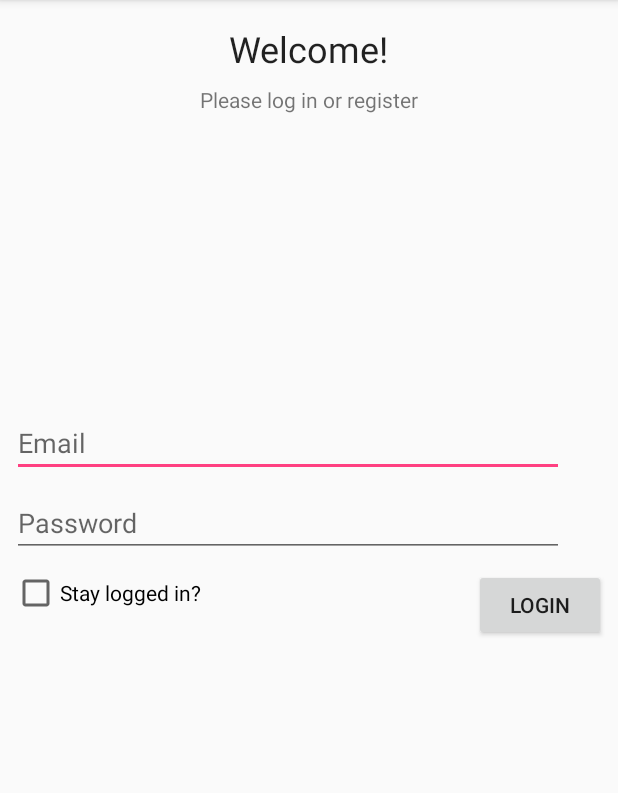
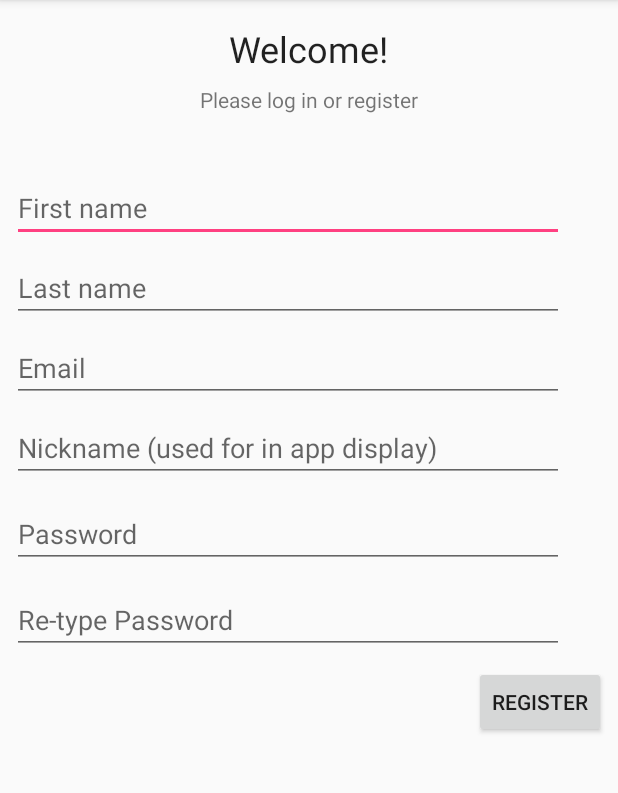
Before and after one commit to RedArmadillo/AndroidChatApp, an Android app: the screen it shows after launch (MainActivity), on a phone screen of 412 x 824 dp, the part 84-877 px from its top. Run offline under Robolectric (Android 15) with nearby library versions, the phone set to English and light mode, and no system bars.

Commit message:
Register fragment added. Main Activity starts with Register screen for testing.

```diff
--- a/app/src/main/java/group7/tcss450/uw/edu/chatapp/MainActivity.java
+++ b/app/src/main/java/group7/tcss450/uw/edu/chatapp/MainActivity.java
@@ -17,7 +17,7 @@ public class MainActivity extends AppCompatActivity {
         if(savedInstanceState == null) {
             if (findViewById(R.id.fragmentContainer) != null) {
                 getSupportFragmentManager().beginTransaction()
-                        .add(R.id.fragmentContainer, new LoginFragment())
+                        .add(R.id.fragmentContainer, new RegisterFragment())
                         .commit();
             }
         }
--- /dev/null
+++ b/app/src/main/java/group7/tcss450/uw/edu/chatapp/RegisterFragment.java
@@ -0,0 +1,29 @@
+package group7.tcss450.uw.edu.chatapp;
+
+
+import android.os.Bundle;
+import android.support.v4.app.Fragment;
+import android.view.LayoutInflater;
+import android.view.View;
+import android.view.ViewGroup;
+
+
+/**
+ * A simple {@link Fragment} subclass.
+ */
+public class RegisterFragment extends Fragment {
+
+
+    public RegisterFragment() {
+        // Required empty public constructor
+    }
+
+
+    @Override
+    public View onCreateView(LayoutInflater inflater, ViewGroup container,
+                             Bundle savedInstanceState) {
+        // Inflate the layout for this fragment
+        return inflater.inflate(R.layout.fragment_register, container, false);
+    }
+
+}
--- /dev/null
+++ b/app/src/main/res/layout/fragment_register.xml
@@ -0,0 +1,117 @@
+<?xml version="1.0" encoding="utf-8"?>
+<android.support.constraint.ConstraintLayout xmlns:android="http://schemas.android.com/apk/res/android"
+    xmlns:app="http://schemas.android.com/apk/res-auto"
+    xmlns:tools="http://schemas.android.com/tools"
+    android:id="@+id/registerLayout"
+    android:layout_width="match_parent"
+    android:layout_height="match_parent"
+    tools:context=".RegisterFragment">
+
+
+    <TextView
+        android:id="@+id/welcome"
+        android:layout_width="wrap_content"
+        android:layout_height="wrap_content"
+        android:layout_marginTop="16dp"
+        android:text="@string/welcome"
+        android:textAppearance="@style/TextAppearance.AppCompat.Headline"
+        app:layout_constraintEnd_toEndOf="parent"
+        app:layout_constraintHorizontal_bias="0.5"
+        app:layout_constraintStart_toStartOf="parent"
+        app:layout_constraintTop_toTopOf="parent" />
+
+
+    <TextView
+        android:id="@+id/loginMsg"
+        android:layout_width="wrap_content"
+        android:layout_height="wrap_content"
+        android:layout_marginTop="8dp"
+        android:text="@string/loginMsg"
+        app:layout_constraintEnd_toEndOf="parent"
+        app:layout_constraintHorizontal_bias="0.5"
+        app:layout_constraintStart_toStartOf="parent"
+        app:layout_constraintTop_toBottomOf="@+id/welcome" />
+
+    <EditText
+        android:id="@+id/registerFName"
+        android:layout_width="368dp"
+        android:layout_height="wrap_content"
+        android:layout_marginStart="8dp"
+        android:layout_marginTop="40dp"
+        android:ems="10"
+        android:hint="@string/registerFName"
+        android:inputType="textPersonName"
+        app:layout_constraintStart_toStartOf="parent"
+        app:layout_constraintTop_toBottomOf="@+id/loginMsg" />
+
+
+    <EditText
+        android:id="@+id/registerEmail"
+        android:layout_width="368dp"
+        android:layout_height="wrap_content"
+        android:layout_marginStart="8dp"
+        android:layout_marginTop="8dp"
+        android:ems="10"
+        android:hint="@string/loginEmail"
+        android:inputType="textPersonName"
+        app:layout_constraintStart_toStartOf="parent"
+        app:layout_constraintTop_toBottomOf="@+id/registerLName" />
+
+    <EditText
+        android:id="@+id/registerLName"
+        android:layout_width="368dp"
+        android:layout_height="wrap_content"
+        android:layout_marginStart="8dp"
+        android:layout_marginTop="8dp"
+        android:ems="10"
+        android:hint="@string/registerLName"
+        android:inputType="textPersonName"
+        app:layout_constraintStart_toStartOf="parent"
+        app:layout_constraintTop_toBottomOf="@+id/registerFName" />
+
+    <EditText
+        android:id="@+id/registerNickname"
+        android:layout_width="368dp"
+        android:layout_height="wrap_content"
+        android:layout_marginStart="8dp"
+        android:layout_marginTop="8dp"
+        android:ems="10"
+        android:hint="@string/nickname"
+        android:inputType="textPersonName"
+        app:layout_constraintStart_toStartOf="parent"
+        app:layout_constraintTop_toBottomOf="@+id/registerEmail" />
+
+    <EditText
+        android:id="@+id/registerPW1"
+        android:layout_width="368dp"
+        android:layout_height="wrap_content"
+        android:layout_marginStart="8dp"
+        android:layout_marginTop="12dp"
+        android:ems="10"
+        android:hint="@string/loginPassword"
+        android:inputType="textPassword"
+        app:layout_constraintStart_toStartOf="parent"
+        app:layout_constraintTop_toBottomOf="@+id/registerNickname" />
+
+    <EditText
+        android:id="@+id/registerPW2"
+        android:layout_width="368dp"
+        android:layout_height="wrap_content"
+        android:layout_marginStart="8dp"
+        android:layout_marginTop="12dp"
+        android:ems="10"
+        android:hint="Re-type Password"
+        android:inputType="textPassword"
+        app:layout_constraintStart_toStartOf="parent"
+        app:layout_constraintTop_toBottomOf="@+id/registerPW1" />
+
+    <Button
+        android:id="@+id/registerButton"
+        android:layout_width="wrap_content"
+        android:layout_height="wrap_content"
+        android:layout_marginEnd="8dp"
+        android:layout_marginTop="8dp"
+        android:text="@string/register"
+        app:layout_constraintEnd_toEndOf="parent"
+        app:layout_constraintTop_toBottomOf="@+id/registerPW2" />
+</android.support.constraint.ConstraintLayout>
--- a/app/src/main/res/values/strings.xml
+++ b/app/src/main/res/values/strings.xml
@@ -7,6 +7,10 @@
     <string name="login">Login</string>
     <string name="register">Register</string>
     <string name="loginMsg">Please log in or register</string>
+    <string name="registerMsg">Please register for an account</string>
+    <string name="registerFName">First name</string>
+    <string name="registerLName">Last name</string>
+    <string name="nickname">Nickname (used for in app display)</string>
     <!-- TODO: Remove or change this placeholder text -->
     <string name="hello_blank_fragment">Hello blank fragment</string>
 </resources>
```
